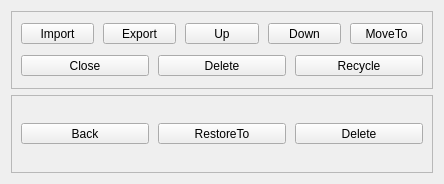
Qt form src/Notes/NotesList.ui (ic005k/Knot) before a commit.
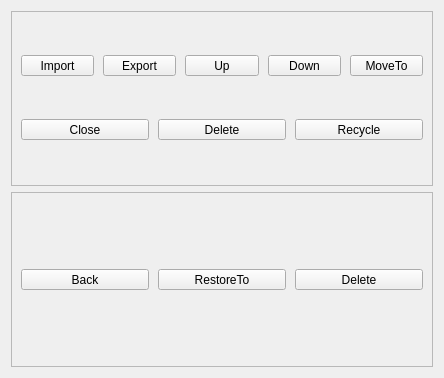
The same form after that commit. Icons and pictures are not drawn.

Diff of the .ui file:
```diff
--- a/src/Notes/NotesList.ui
+++ b/src/Notes/NotesList.ui
@@ -7,7 +7,7 @@
     <x>0</x>
     <y>0</y>
     <width>444</width>
-    <height>184</height>
+    <height>378</height>
    </rect>
   </property>
   <property name="windowTitle">
```
